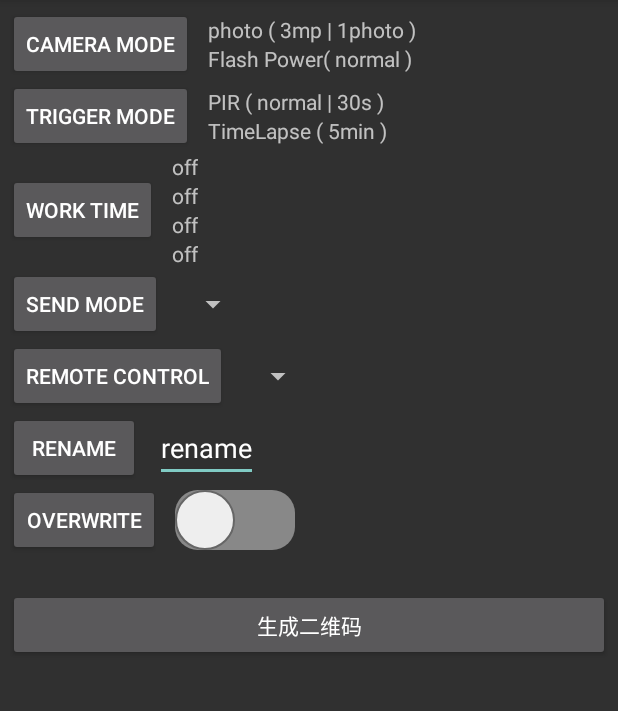
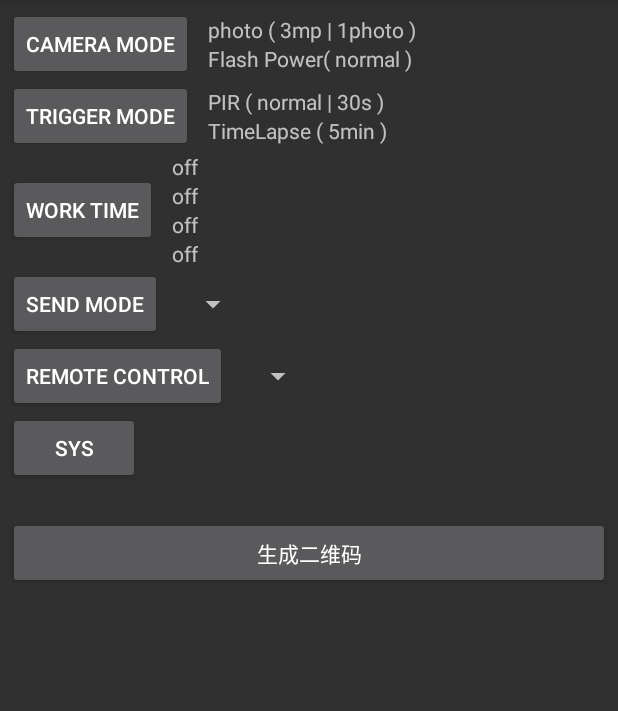
Before and after one commit to he56jian/summary, an Android app: the screen it shows after launch (MainActivity), on a phone screen of 412 x 824 dp, the part 84-795 px from its top. Run offline under Robolectric (Android 15) with nearby library versions, the phone set to English and light mode, and no system bars.

Commit message:
添加sys

```diff
--- a/exercise/Android/QRTest/app/src/main/AndroidManifest.xml
+++ b/exercise/Android/QRTest/app/src/main/AndroidManifest.xml
@@ -29,7 +29,7 @@
             android:name="com.example.myapplication.com.example.myapplication.activity.RemoteControlActivity"/>
         <activity
             android:theme="@style/AppTheme.AppBarOverlayLight"
-            android:name="com.example.myapplication.com.example.myapplication.activity.RenameActivity"/>
+            android:name="com.example.myapplication.com.example.myapplication.activity.SysActivity"/>
         <activity
             android:theme="@style/AppTheme.AppBarOverlayLight"
             android:name="com.example.myapplication.com.example.myapplication.activity.SendModeActivity"/>
--- a/exercise/Android/QRTest/app/src/main/java/com/example/myapplication/Utils.java
+++ b/exercise/Android/QRTest/app/src/main/java/com/example/myapplication/Utils.java
@@ -49,4 +49,7 @@ public class Utils {
     }
 
 
+    public void showEle(){
+
+    }
 }
--- a/exercise/Android/QRTest/app/src/main/java/com/example/myapplication/com/example/myapplication/activity/MainActivity.java
+++ b/exercise/Android/QRTest/app/src/main/java/com/example/myapplication/com/example/myapplication/activity/MainActivity.java
@@ -31,17 +31,17 @@ public class MainActivity extends AppCompatActivity implements View.OnClickListe
     private ImageView imageView;
     private TextView textView;
     private EditText editText;
-    private Switch switcher;
+//    private Switch switcher;
 //    private int camera_mode, trigger, raname, over_write, send_mode, work_time, remote_control;
     private String cameraMode,photoSize,photoBurst,burstSpeed,sendingOption,shutterSpeed,flashPower,videoSize,videoLength,
             triggerPir,triggerTimelapse,wortTime1,workTime2,workTime3,workTime4,sendMode,remoteControl,rename,overWrite,
             triggerSen;
+    private Intent intent;
 
     private TextView textView_cameraMode,textView_cameraFlash,textView_triggerPir,textView_timelapse,
             textView_worktime1,textView_worktime2,textView_worktime3,textView_worktime4
             ;
     private Spinner textView_control,textView_sendmode;
-    private EditText textView_rename;
     private DataApplication dataApplication;
     @Override
     protected void onCreate(Bundle savedInstanceState) {
@@ -53,7 +53,6 @@ public class MainActivity extends AppCompatActivity implements View.OnClickListe
     }
     String message;
     private void init() {
-        switcher = findViewById(R.id.switcher);                                    //开关
         cameraMode = dataApplication.getCameraMode();
         photoSize = dataApplication.getPhotoSize();
         photoBurst = dataApplication.getPhotoBurst();
@@ -84,7 +83,6 @@ public class MainActivity extends AppCompatActivity implements View.OnClickListe
         textView_worktime4 = findViewById(R.id.textview_worktime4);
         textView_sendmode = findViewById(R.id.textview_sendmode);
         textView_control = findViewById(R.id.textview_control);
-        textView_rename = findViewById(R.id.textview_rename);
 
         if(cameraMode == "photo"){
             message = cameraMode + " ( "+photoSize+" | "+photoBurst+" ) ";
@@ -129,8 +127,8 @@ public class MainActivity extends AppCompatActivity implements View.OnClickListe
 //        textView_sendmode.setText(message);
 //        message = remoteControl;
 //        textView_control.(message);
-        message = rename;
-        textView_rename.setText(message);
+//        message = rename;
+//        textView_rename.setText(message);
 
         imageView = this.findViewById(R.id.imageView_zxing);                    //生成的二维码
         findViewById(R.id.button_camera).setOnClickListener(this);              //点击camer mode
@@ -138,31 +136,10 @@ public class MainActivity extends AppCompatActivity implements View.OnClickListe
         findViewById(R.id.button_worktime).setOnClickListener(this);               //点击work time
         findViewById(R.id.button_sendmode).setOnClickListener(this);            //点击sendmode
         findViewById(R.id.button_control).setOnClickListener(this);                //点击control
-        findViewById(R.id.button_rename).setOnClickListener(this);                  //点击rename
+        findViewById(R.id.button_sys).setOnClickListener(this);                  //点击rename
         findViewById(R.id.button_zxing).setOnClickListener(this);           //生成二维码
-        onCheckChange();
     }
 
-    //overwrite选择器
-    public void onCheckChange() {
-        //overwrite选择器
-        CompoundButton.OnCheckedChangeListener listener = new CompoundButton.OnCheckedChangeListener() {
-            @Override
-            public void onCheckedChanged(CompoundButton button, boolean isChecked) {
-                if (isChecked) {
-                    switcher.setChecked(true);
-//                    over_write = 1;
-//                    System.out.println("ture");
-                } else {
-//                    over_write = 0;
-//                    System.out.println("false");
-                }
-            }
-        };
-        switcher.setOnCheckedChangeListener(listener);
-    }
-
-    Intent intent;
 
     //处理监听事件
     @Override
@@ -190,21 +167,11 @@ public class MainActivity extends AppCompatActivity implements View.OnClickListe
                 intent = new Intent(MainActivity.this, WorkTimeActivity.class);
                 startActivityForResult(intent, 1);
                 break;
-            case R.id.button_sendmode:
-                intent = new Intent(MainActivity.this, SendModeActivity.class);
+            case R.id.button_sys:
+                intent = new Intent(MainActivity.this, SysActivity.class);
                 startActivityForResult(intent, 1);
+                Toast.makeText(this,"Sys",Toast.LENGTH_SHORT).show();
                 break;
-            case R.id.button_control:
-                intent = new Intent(MainActivity.this, RemoteControlActivity.class);
-                startActivityForResult(intent, 1);
-                break;
-            case R.id.button_rename:
-                intent = new Intent(MainActivity.this, RenameActivity.class);
-                startActivityForResult(intent, 1);
-                break;
-            case R.id.button_overwrite:
-                break;
-
 //            case R.id.button_start:
 //                new IntentIntegrator(this)
 //                        .setDesiredBarcodeFormats(IntentIntegrator.ALL_CODE_TYPES)// 扫码的类型,可选：一维码，二维码，一/二维码
@@ -223,6 +190,7 @@ public class MainActivity extends AppCompatActivity implements View.OnClickListe
 //                        .initiateScan();// 初始化扫码
 //                break;
         }
+//        startActivityForResult(intent, 1);
     }
 
     /**
--- a/exercise/Android/QRTest/app/src/main/res/layout/activity_main.xml
+++ b/exercise/Android/QRTest/app/src/main/res/layout/activity_main.xml
@@ -166,52 +166,14 @@
                 android:text=" Delay 0.5H " />
         </LinearLayout>
     </LinearLayout>
-
-    <LinearLayout
-        android:layout_width="wrap_content"
-        android:layout_height="wrap_content"
-        >
         <Button
-            android:id="@+id/button_rename"
-            android:layout_width="wrap_content"
-            android:layout_gravity="center"
-            android:layout_marginRight="10dp"
-            android:layout_height="wrap_content"
-            android:text="rename" />
-        <LinearLayout
+            android:id="@+id/button_sys"
             android:layout_width="wrap_content"
             android:layout_height="wrap_content"
-            android:layout_gravity="center"
-            android:orientation="vertical">
-            <EditText
-                android:id="@+id/textview_rename"
-                android:layout_width="wrap_content"
-                android:layout_height="match_parent"
-                android:text="CAMERA" />
-        </LinearLayout>
-    </LinearLayout>
+            android:text="SYS"
+            />
 
-    <LinearLayout
-        android:layout_width="wrap_content"
-        android:layout_height="wrap_content"
-        >
-        <Button
-            android:id="@+id/button_overwrite"
-            android:layout_width="wrap_content"
-            android:layout_height="wrap_content"
-            android:text="overwrite"
-            android:layout_marginRight="10dp"
-        />
-        <Switch
-            android:id="@+id/switcher"
-            android:layout_width="wrap_content"
-            android:layout_height="wrap_content"
-            android:switchMinWidth="20dp"
-            android:textOff="OFF"
-            android:textOn="ON"
-            android:thumb="@drawable/thumb"
-            android:track="@drawable/track" />
-    </LinearLayout>
+
     <TextView
         android:id="@+id/textview_container"
         android:layout_width="match_parent"
--- a/exercise/Android/QRTest/app/src/main/res/layout/trigger.xml
+++ b/exercise/Android/QRTest/app/src/main/res/layout/trigger.xml
@@ -48,5 +48,4 @@
     </LinearLayout>
 
 
-
 </LinearLayout>
```
Also changed, not shown: exercise/Android/QRTest/app/src/main/java/com/example/myapplication/com/example/myapplication/activity/SysActivity.java (renamed from exercise/Android/QRTest/app/src/main/java/com/example/myapplication/com/example/myapplication/activity/RenameActivity.java, +8 -4 lines), exercise/Android/QRTest/app/src/main/res/layout/rename.xml (deleted, +0 -14 lines), exercise/Android/QRTest/app/src/main/res/layout/sys.xml (added, +83 -0 lines), 1 other file.
